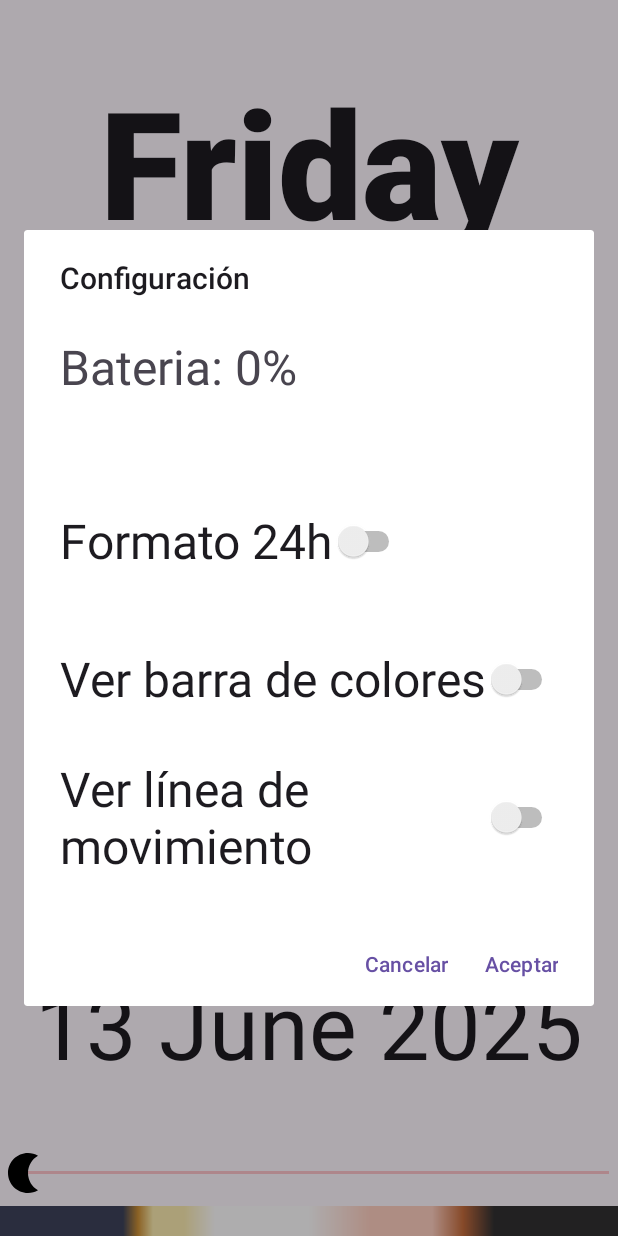
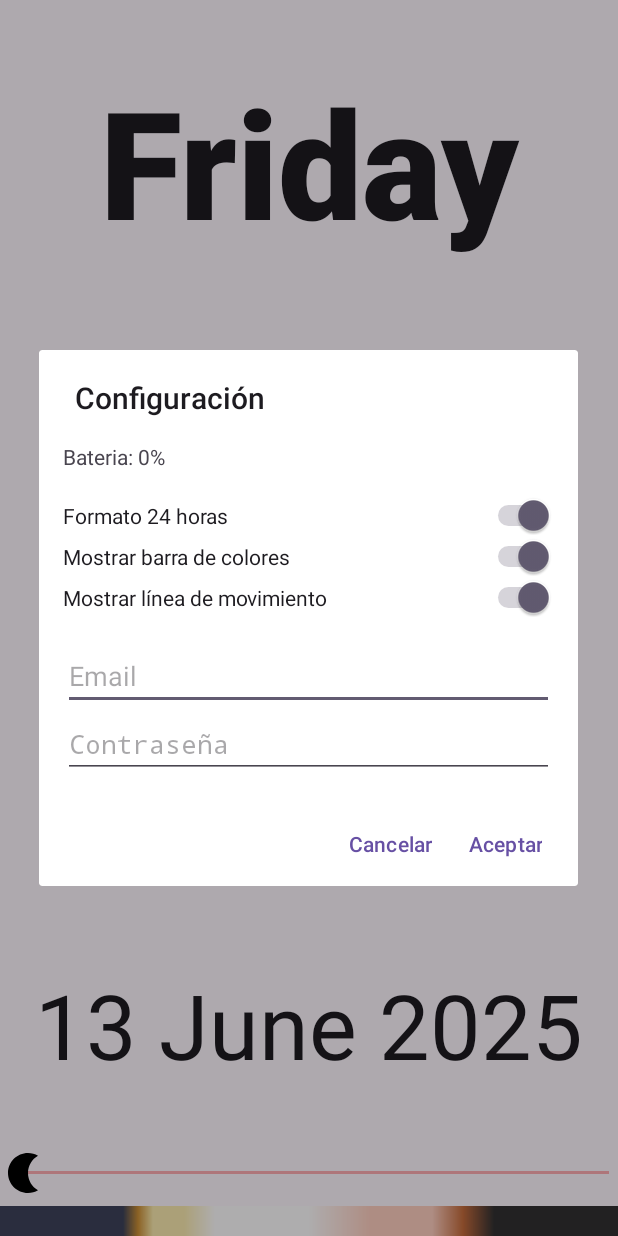
Before and after one commit to mianghe/MiRelojFacil, an Android app built with Jetpack Compose: the screen it shows after launch (MainActivity), after a tap on an icon or button, on a phone screen of 412 x 824 dp. Run offline under Robolectric (Android 15) with nearby library versions, the phone set to English and light mode, and no system bars; Roboto replaces fonts that are not available here; 1 statement that could not run was skipped.

Commit message:
Persistencia de datos Se modifica la ventana de configuración para que acepte el email del usuario y la contraseña de acceso a la API. También se consigue con DataStore almacenar la información de la configuración en el dispositivo para que no se pierda al reiniciar.

```diff
--- a/app/src/main/java/com/mianghe/mirelojfacil/MainActivity.kt
+++ b/app/src/main/java/com/mianghe/mirelojfacil/MainActivity.kt
@@ -9,10 +9,11 @@ import android.graphics.drawable.Drawable
 import android.icu.util.Calendar
 import android.os.BatteryManager
 import android.os.Bundle
-import android.os.PowerManager
 import android.util.Log
+import android.view.Gravity
 import android.view.LayoutInflater
 import android.view.View
+import android.widget.EditText
 import android.widget.FrameLayout
 import android.widget.ImageView
 import android.widget.LinearLayout
@@ -31,6 +32,7 @@ import androidx.core.view.WindowInsetsCompat
 import androidx.core.view.WindowInsetsControllerCompat
 import androidx.datastore.preferences.core.booleanPreferencesKey
 import androidx.datastore.preferences.core.edit
+import androidx.datastore.preferences.core.stringPreferencesKey
 import androidx.datastore.preferences.preferencesDataStore
 import androidx.lifecycle.lifecycleScope
 import androidx.work.Constraints
@@ -42,43 +44,48 @@ import com.google.android.gms.location.FusedLocationProviderClient
 import com.google.android.gms.location.LocationServices
 import com.mianghe.mirelojfacil.workers.MedioPlazoWorker
 import kotlinx.coroutines.Dispatchers
+import kotlinx.coroutines.flow.first
 import kotlinx.coroutines.launch
 import java.util.Timer
 import java.util.concurrent.TimeUnit
 import kotlin.concurrent.schedule
 
-//singleton
+//singleton para DataStore
 val Context.dataStore by preferencesDataStore(name = "USER_PREFERENCES")
+
+// Claves para DataStore
+val PREF_24H_FORMATO = booleanPreferencesKey("sw24h")
+val PREF_BARRAS_COLORES = booleanPreferencesKey("swbarrascolores")
+val PREF_LINEA_MOVIMIENTO = booleanPreferencesKey("swlineamovimiento")
+val PREF_EMAIL = stringPreferencesKey("email")
+val PREF_PASSWORD = stringPreferencesKey("password")
+
 
 class MainActivity : AppCompatActivity() {
     private lateinit var fusedLocationProviderClient: FusedLocationProviderClient
     private var timer: Timer? = null
-    //private var is24HourFormat = true
-    //private var isIconoVisible = true
     var primeraEjecucion = true
 
-
+    // Referencias a las vistas del reloj para facilitar el acceso
+    private lateinit var textClockHora: TextClock
+    private lateinit var colorBarsContainer: LinearLayout
+    private lateinit var lineaMovimiento: View
 
     fun iniciarTareaPeriodica() {
         val calendar = Calendar.getInstance()
         val currentSecond = calendar.get(Calendar.SECOND)
-        //val currentMillisecond = calendar.get(Calendar.MILLISECOND)
         val esperaParaSincronizar =
-            TimeUnit.SECONDS.toMillis(60 - currentSecond.toLong())// - currentMillisecond
-        //Log.d("location", "$currentSecond - $esperaParaSincronizar")
+            TimeUnit.SECONDS.toMillis(60 - currentSecond.toLong())
         getCurrentLocation()
         timer = Timer()
         timer?.schedule(
             delay = esperaParaSincronizar, // Ejecutar la primera vez inmediatamente
             period = 60 * 1000 // Ejecutar cada 60 segundos (1 minuto)
         ) {
-            // Aquí va el código de la función que quieres ejecutar
+            //Funciones que se ejecutan periodicamente cada 60 segundos
             getCurrentLocation()
         }
     }
-
-
-
 
     override fun onRequestPermissionsResult(
         requestCode: Int,
@@ -98,7 +105,6 @@ class MainActivity : AppCompatActivity() {
         fusedLocationProviderClient = LocationServices.getFusedLocationProviderClient(this)
         getCurrentLocation()
         iniciarTareaPeriodica()
-
     }
 
     override fun onCreate(savedInstanceState: Bundle?) {
@@ -114,19 +120,22 @@ class MainActivity : AppCompatActivity() {
 
         val windowInsetsController =
             WindowCompat.getInsetsController(window, window.decorView)
-        // Configuración del comportamiento del sistema de barras de estado ocultas.
+        // Configuración del comportamiento del sistema de barras de estado ocultas
         windowInsetsController.systemBarsBehavior =
             WindowInsetsControllerCompat.BEHAVIOR_SHOW_TRANSIENT_BARS_BY_SWIPE
         windowInsetsController.hide(WindowInsetsCompat.Type.systemBars())
 
-
-
+        // Inicializar referencias a las vistas
+        textClockHora = findViewById(R.id.txtHora)
+        colorBarsContainer = findViewById(R.id.colorBarsContainer)
+        lineaMovimiento = findViewById(R.id.lineaMovimiento)
 
         if (primeraEjecucion) {
             primeraEjecucion = false
             fusedLocationProviderClient = LocationServices.getFusedLocationProviderClient(this)
             getCurrentLocation()
             iniciarTareaPeriodica()
+            loadPreferences() // Cargar las preferencias al inicio
         }
 
         planificarTareasMedioPlazo()
@@ -134,31 +143,22 @@ class MainActivity : AppCompatActivity() {
         //Obtener el tamaño de la ventana main
         val ventanaPrincipal = findViewById<ConstraintLayout>(R.id.main)
         ventanaPrincipal.post {
-            val width = ventanaPrincipal.width   // Ancho en píxeles
-            val height = ventanaPrincipal.height // Alto en píxeles
-            //Convertir a dp (densidad independiente)
+            val width = ventanaPrincipal.width
+            val height = ventanaPrincipal.height
             val widthDp = width / resources.displayMetrics.density
             val heightDp = height / resources.displayMetrics.density
             Log.d("TAG", "Ancho: $width px ($widthDp dp)")
             Log.d("TAG", "Alto: $height px ($heightDp dp)")
         }
 
-
         //Al pulsar en el día de la semana se abre el cuadro de diálogo de configuración
         val mainLayout = findViewById<TextClock>(R.id.txtDia)
         mainLayout.setOnClickListener {
             showConfigDialog()
         }
-
-
-
-
-
     } // onCreate
 
-
     // Este es el planificador de tareas a Medio plazo (cada 15 minutos)
-    // De momento se encarga de enviar los datos de la carga de la batería al servidor
     private fun planificarTareasMedioPlazo() {
         val constraints = Constraints.Builder()
             .setRequiresBatteryNotLow(false) // Solo ejecutar si la batería no está baja
@@ -174,11 +174,10 @@ class MainActivity : AppCompatActivity() {
         WorkManager.getInstance(applicationContext)
             .enqueueUniquePeriodicWork(
                 "TareasMedioPlazo", // Nombre único para la tarea periódica
-                ExistingPeriodicWorkPolicy.KEEP, // O REPLACE si quieres reemplazar la tarea existente
+                ExistingPeriodicWorkPolicy.KEEP,
                 medioPlazoWorkRequest
             )
     }
-
 
     private fun getCurrentLocation() {
         if (ActivityCompat.checkSelfPermission(
@@ -230,21 +229,19 @@ class MainActivity : AppCompatActivity() {
         movableImage.setImageDrawable(imagenDibujo)
 
         val iconoMovimientoDia = findViewById<FrameLayout>(R.id.iconoMovimientoDia)
+        iconoMovimientoDia.post { // Asegurarse de que las dimensiones estén disponibles
             val anchoContenedor = iconoMovimientoDia.width
             val anchoImagen = movableImage.width
             val normalizedPosition = horaActual.toFloat().coerceIn(0f, 1f)
             val newPosition = ((anchoContenedor - anchoImagen) * normalizedPosition).toInt()
-        //val margenIzquierdo = (anchoContenedor - anchoImagen) / 2
-
-        /*val containerWidth = iconoMovimientoDia.width - movableImage.width
-        val leftMargin = (containerWidth * horaActual).toInt()*/
 
             val layoutParams = movableImage.layoutParams as FrameLayout.LayoutParams
-        layoutParams.leftMargin = newPosition//leftMargin
+            layoutParams.leftMargin = newPosition
             movableImage.layoutParams = layoutParams
         }
+    }
+
     fun actualizarLineaMovimiento(colorLinea: Int) {
-        val lineaMovimiento = findViewById<View>(R.id.lineaMovimiento)
         lineaMovimiento.setBackgroundColor(colorLinea)
     }
 
@@ -256,22 +253,19 @@ class MainActivity : AppCompatActivity() {
         val horaActual = calendar.get(Calendar.HOUR_OF_DAY)
         val minutoActual = calendar.get(Calendar.MINUTE)
         val laHora: Double = horaANumero(horaActual, minutoActual)
-        //val tvInfo = findViewById<TextView>(R.id.tvInfo)
         val zonaHoraria = Calendar.getInstance().timeZone.id
         val salidaSol = horaSol(anioActual, mesActual, diaActual, longitud, latitud, zonaHoraria, 0)
         val puestaSol = horaSol(anioActual, mesActual, diaActual, longitud, latitud, zonaHoraria, 1)
-        Log.d("location", "Salida Sol $salidaSol")
-        Log.d("location", "Ocaso $puestaSol")
 
         val hora1: Double = salidaSol - (0.5 / 24.0) //Le quitamos media hora
         val hora2: Double = salidaSol
         val hora3: Double = 12.0 / 24.0
         val hora4: Double = 15.5 / 24.0
         val hora5: Double = puestaSol - (0.5 / 24.0) //Le quitamos media hora
-        val hora6: Double = puestaSol + (0.25 / 24.0) //Le añadimos 1/4 de hora
+        val hora6: Double = puestaSol + (0.25 / 24.0) //Le añadimos un cuarto de hora
         val hora7 = 24.0
 
-        // Para la barra de colores
+        //Para la barra de colores
         val linearLayout = findViewById<LinearLayout>(R.id.colorBarsContainer)
         val view1 = linearLayout.getChildAt(0)
         val view2 = linearLayout.getChildAt(1)
@@ -290,8 +284,6 @@ class MainActivity : AppCompatActivity() {
 
         //val horaSalidaSol = numeroAHora(salidaSol)
         //val horaPuestaSol = numeroAHora(puestaSol)
-
-        //tvInfo.text = "Longitud: $longitud / Latitud: $latitud / Zona Horaria: $zonaHoraria / Salida Sol: $horaSalidaSol / Puesta Sol: $horaPuestaSol"
 
         // Definimos una data class para representar cada rango horario
         data class RangoHorario(
@@ -353,7 +345,6 @@ class MainActivity : AppCompatActivity() {
                 R.string.dia_por_la_noche,
                 R.drawable.icono_noche
             ),
-            //RangoHorario(0.0, hora8, R.color.fondo_noche, R.color.texto_noche, R.string.dia_por_la_noche, R.drawable.icono_noche)
         )
 
         // Buscamos el primer rango que coincida
@@ -371,7 +362,7 @@ class MainActivity : AppCompatActivity() {
         aplicarColoresHora(
             ContextCompat.getColor(this, rango.fondoResId),
             ContextCompat.getColor(this, rango.textoResId),
-            getResources().getString(rango.stringResId)
+            resources.getString(rango.stringResId)
         )
         actualizarLineaMovimiento(ContextCompat.getColor(this, rango.textoResId))
 
@@ -381,7 +372,6 @@ class MainActivity : AppCompatActivity() {
             ContextCompat.getDrawable(this, rango.imagenMovimiento),
             laHora
         )
-
     }
 
     fun setViewWeight(view: View, weight: Float) {
@@ -391,81 +381,178 @@ class MainActivity : AppCompatActivity() {
     }
 
     private fun showConfigDialog() {
-        val view1 = findViewById<View>(R.id.colorBarsContainer)
-        //val view2 = findViewById<ImageView>(R.id.iconoMovimiento)
-        val view3 = findViewById<View>(R.id.lineaMovimiento)
+        // Creamos un LinearLayout para contener todos los elementos del diálogo
+        val dialogLayout = LinearLayout(this).apply {
+            orientation = LinearLayout.VERTICAL
+            setPadding(
+                resources.getDimensionPixelSize(R.dimen.dialog_padding),
+                resources.getDimensionPixelSize(R.dimen.dialog_padding),
+                resources.getDimensionPixelSize(R.dimen.dialog_padding),
+                resources.getDimensionPixelSize(R.dimen.dialog_padding)
+            )
+        }
 
+        // TextView para el estado de la batería
+        val estadoBateria = TextView(this).apply {
+            layoutParams = LinearLayout.LayoutParams(
+                LinearLayout.LayoutParams.WRAP_CONTENT,
+                LinearLayout.LayoutParams.WRAP_CONTENT
+            ).apply {
+                bottomMargin = resources.getDimensionPixelSize(R.dimen.dialog_margin_bottom)
+            }
+            text = "Bateria: ${getBatteryPercentage(this@MainActivity)}%"
+        }
+        dialogLayout.addView(estadoBateria)
 
-        // 1. Inflar el layout del diálogo
-        val dialogView = LayoutInflater.from(this).inflate(R.layout.activity_configuracion, null)
+        // Switch para formato de 24h
+        val switch24h = Switch(this).apply {
+            layoutParams = LinearLayout.LayoutParams(
+                LinearLayout.LayoutParams.MATCH_PARENT,
+                LinearLayout.LayoutParams.WRAP_CONTENT
+            )
+            text = "Formato 24 horas"
+        }
+        dialogLayout.addView(switch24h)
 
-        //dialogView.findViewById<TextView>(R.id.estadoBateria2).text = "Bateria: --%"
-        val estadoBateria = dialogView.findViewById<TextView>(R.id.estadoBateria)
-        val batteryPercentage = getBatteryPercentage(this)
-        estadoBateria.text = "Bateria: $batteryPercentage%"
+        // Switch para barra de colores
+        val switchBarraColores = Switch(this).apply {
+            layoutParams = LinearLayout.LayoutParams(
+                LinearLayout.LayoutParams.MATCH_PARENT,
+                LinearLayout.LayoutParams.WRAP_CONTENT
+            )
+            text = "Mostrar barra de colores"
+        }
+        dialogLayout.addView(switchBarraColores)
 
-        // 2. Obtener referencias a los Switch
-        val switch1 = dialogView.findViewById<Switch>(R.id.switch24h)
-        val switch2 = dialogView.findViewById<Switch>(R.id.switchBarraColores)
-        val switch3 = dialogView.findViewById<Switch>(R.id.switchLineaMovimiento)
+        // Switch para línea de movimiento
+        val switchLineaMovimiento = Switch(this).apply {
+            layoutParams = LinearLayout.LayoutParams(
+                LinearLayout.LayoutParams.MATCH_PARENT,
+                LinearLayout.LayoutParams.WRAP_CONTENT
+            )
+            text = "Mostrar línea de movimiento"
+        }
+        dialogLayout.addView(switchLineaMovimiento)
 
+        // EditText para Email
+        val editTextEmail = EditText(this).apply {
+            layoutParams = LinearLayout.LayoutParams(
+                LinearLayout.LayoutParams.MATCH_PARENT,
+                LinearLayout.LayoutParams.WRAP_CONTENT
+            ).apply {
+                topMargin = resources.getDimensionPixelSize(R.dimen.dialog_margin_top)
+            }
+            hint = "Email"
+            inputType = android.text.InputType.TYPE_TEXT_VARIATION_EMAIL_ADDRESS
+        }
+        dialogLayout.addView(editTextEmail)
 
-        val textClock = findViewById<TextClock>(R.id.txtHora)
+        // EditText para Contraseña
+        val editTextPassword = EditText(this).apply {
+            layoutParams = LinearLayout.LayoutParams(
+                LinearLayout.LayoutParams.MATCH_PARENT,
+                LinearLayout.LayoutParams.WRAP_CONTENT
+            )
+            hint = "Contraseña"
+            inputType = android.text.InputType.TYPE_CLASS_TEXT or android.text.InputType.TYPE_TEXT_VARIATION_PASSWORD
+        }
+        dialogLayout.addView(editTextPassword)
 
-        // 3. Configurar el diálogo
+        // Cargar el estado actual de las preferencias para inicializar los switches y los EditText
+        lifecycleScope.launch(Dispatchers.Main) {
+            dataStore.data.first().let { preferences ->
+                switch24h.isChecked = preferences[PREF_24H_FORMATO] ?: true
+                switchBarraColores.isChecked = preferences[PREF_BARRAS_COLORES] ?: true
+                switchLineaMovimiento.isChecked = preferences[PREF_LINEA_MOVIMIENTO] ?: true
+                editTextEmail.setText(preferences[PREF_EMAIL] ?: "")
+                editTextPassword.setText(preferences[PREF_PASSWORD] ?: "")
+
+                // Aplicar el formato de hora y visibilidad inmediatamente al abrir el diálogo
+                aplicarFormatoTiempo(switch24h.isChecked)
+                aplicarVisibilidadBarraColores(switchBarraColores.isChecked)
+                aplicarVisibilidadLineaMovimiento(switchLineaMovimiento.isChecked)
+            }
+        }
+
         val dialog = AlertDialog.Builder(this)
             .setTitle("Configuración")
-            .setView(dialogView)
+            .setView(dialogLayout) // Usamos el LinearLayout creado programáticamente
             .setPositiveButton("Aceptar") { _, _ ->
                 // Acciones al aceptar
-                if (switch1.isChecked) {
-                    textClock.format12Hour = null // Usar el formato 24h definido en XML
-                    textClock.format24Hour = "H:mm"
-                } else {
-                    textClock.format12Hour = "h:mm"
-                    textClock.format24Hour = null // Usar el formato 12h definido en XML
-                }
-                if (!switch2.isChecked) {
-                    view1.animate().alpha(0f).setDuration(1500).start()
-                    //view2.animate().alpha(0f).setDuration(300).start()
-                } else {
-                    view1.animate().alpha(0.8f).setDuration(1500).start()
-                    //view2.animate().alpha(1f).setDuration(300).start()
-                }
-                if (!switch3.isChecked) {
-                    view3.animate().alpha(0f).setDuration(1500).start()
-                } else {
-                    view3.animate().alpha(0.3f).setDuration(1500).start()
-                }
+                val is24hChecked = switch24h.isChecked
+                val isColorBarsChecked = switchBarraColores.isChecked
+                val isLineMovementChecked = switchLineaMovimiento.isChecked
+                val email = editTextEmail.text.toString()
+                val password = editTextPassword.text.toString()
+
+                aplicarFormatoTiempo(is24hChecked)
+                aplicarVisibilidadBarraColores(isColorBarsChecked)
+                aplicarVisibilidadLineaMovimiento(isLineMovementChecked)
+
                 lifecycleScope.launch(Dispatchers.IO) {
-                    guardarValoresPreferencias(
-                        switch1.isChecked,
-                        switch2.isChecked,
-                        switch3.isChecked
+                    savePreferences(
+                        is24hChecked,
+                        isColorBarsChecked,
+                        isLineMovementChecked,
+                        email,
+                        password
                     )
                 }
             }
-
             .setNegativeButton("Cancelar", null)
             .create()
 
         dialog.show()
-
     }
 
-    private suspend fun guardarValoresPreferencias(sw24h: Boolean, swbarrascolores: Boolean, swlineamovimiento: Boolean) {
+    // Funciones para aplicar los cambios en la UI
+    private fun aplicarFormatoTiempo(is24Hour: Boolean) {
+        if (is24Hour) {
+            textClockHora.format12Hour = null
+            textClockHora.format24Hour = "H:mm"
+        } else {
+            textClockHora.format12Hour = "h:mm"
+            textClockHora.format24Hour = null
+        }
+    }
+
+    private fun aplicarVisibilidadBarraColores(isVisible: Boolean) {
+        if (!isVisible) {
+            colorBarsContainer.animate().alpha(0f).setDuration(1500).start()
+        } else {
+            colorBarsContainer.animate().alpha(0.8f).setDuration(1500).start()
+        }
+    }
+
+    private fun aplicarVisibilidadLineaMovimiento(isVisible: Boolean) {
+        if (!isVisible) {
+            lineaMovimiento.animate().alpha(0f).setDuration(1500).start()
+        } else {
+            lineaMovimiento.animate().alpha(0.3f).setDuration(1500).start()
+        }
+    }
+
+    private suspend fun savePreferences(
+        is24h: Boolean,
+        isColorBars: Boolean,
+        isLineMovement: Boolean,
+        email: String,
+        password: String
+    ) {
         dataStore.edit { preferences ->
-            preferences[booleanPreferencesKey("sw24h")] = sw24h
-            preferences[booleanPreferencesKey("swbarrascolores")] = swbarrascolores
-            preferences[booleanPreferencesKey("swlineamovimiento")] = swlineamovimiento
+            preferences[PREF_24H_FORMATO] = is24h
+            preferences[PREF_BARRAS_COLORES] = isColorBars
+            preferences[PREF_LINEA_MOVIMIENTO] = isLineMovement
+            preferences[PREF_EMAIL] = email
+            preferences[PREF_PASSWORD] = password
         }
+        Log.d("DataStore", "Preferencias guardadas: 24h=$is24h, BarrasColores=$isColorBars, LineaMovimiento=$isLineMovement, Email=$email, Password=$password")
     }
 
     private fun getBatteryPercentage(context: Context): Int {
         val batteryStatus: Intent? = IntentFilter(Intent.ACTION_BATTERY_CHANGED).let { ifilter ->
             context.registerReceiver(null, ifilter)
         }
-
         val batteryPct: Float? = batteryStatus?.let { intent ->
             val level: Int = intent.getIntExtra(BatteryManager.EXTRA_LEVEL, -1)
             val scale: Int = intent.getIntExtra(BatteryManager.EXTRA_SCALE, -1)
@@ -474,5 +561,22 @@ class MainActivity : AppCompatActivity() {
         return batteryPct?.toInt() ?: 0
     }
 
+    // Función para cargar las preferencias guardadas al iniciar la actividad
+    private fun loadPreferences() {
+        lifecycleScope.launch(Dispatchers.Main) {
+            dataStore.data.first().let { preferences ->
+                val is24h = preferences[PREF_24H_FORMATO] ?: true
+                val isColorBars = preferences[PREF_BARRAS_COLORES] ?: true
+                val isLineMovement = preferences[PREF_LINEA_MOVIMIENTO] ?: true
+                val email = preferences[PREF_EMAIL] ?: ""
+                val password = preferences[PREF_PASSWORD] ?: ""
 
+                aplicarFormatoTiempo(is24h)
+                aplicarVisibilidadBarraColores(isColorBars)
+                aplicarVisibilidadLineaMovimiento(isLineMovement)
+
+                Log.d("DataStore", "Preferencias cargadas al inicio: 24h=$is24h, BarrasColores=$isColorBars, LineaMovimiento=$isLineMovement, Email=$email, Password=$password")
             }
+        }
+    }
+}
--- /dev/null
+++ b/app/src/main/res/values/dimens.xml
@@ -0,0 +1,9 @@
+<?xml version="1.0" encoding="utf-8"?>
+<resources>
+    <dimen name="dialog_padding">16dp</dimen>
+
+    <dimen name="dialog_margin_bottom">16dp</dimen>
+
+    <dimen name="dialog_margin_top">16dp</dimen>
+
+</resources>
```
Also changed, not shown: app/src/main/ic_launcher-playstore.png, app/src/main/res/mipmap-hdpi/ic_launcher.webp, app/src/main/res/mipmap-hdpi/ic_launcher_foreground.webp, app/src/main/res/mipmap-hdpi/ic_launcher_round.webp, app/src/main/res/mipmap-mdpi/ic_launcher.webp, app/src/main/res/mipmap-mdpi/ic_launcher_foreground.webp, app/src/main/res/mipmap-mdpi/ic_launcher_round.webp, app/src/main/res/mipmap-xhdpi/ic_launcher.webp, app/src/main/res/mipmap-xhdpi/ic_launcher_foreground.webp, app/src/main/res/mipmap-xhdpi/ic_launcher_round.webp, app/src/main/res/mipmap-xxhdpi/ic_launcher.webp, app/src/main/res/mipmap-xxhdpi/ic_launcher_foreground.webp, app/src/main/res/mipmap-xxhdpi/ic_launcher_round.webp, app/src/main/res/mipmap-xxxhdpi/ic_launcher.webp, 2 more files. Lines whose indentation alone changed are shown as unchanged.
